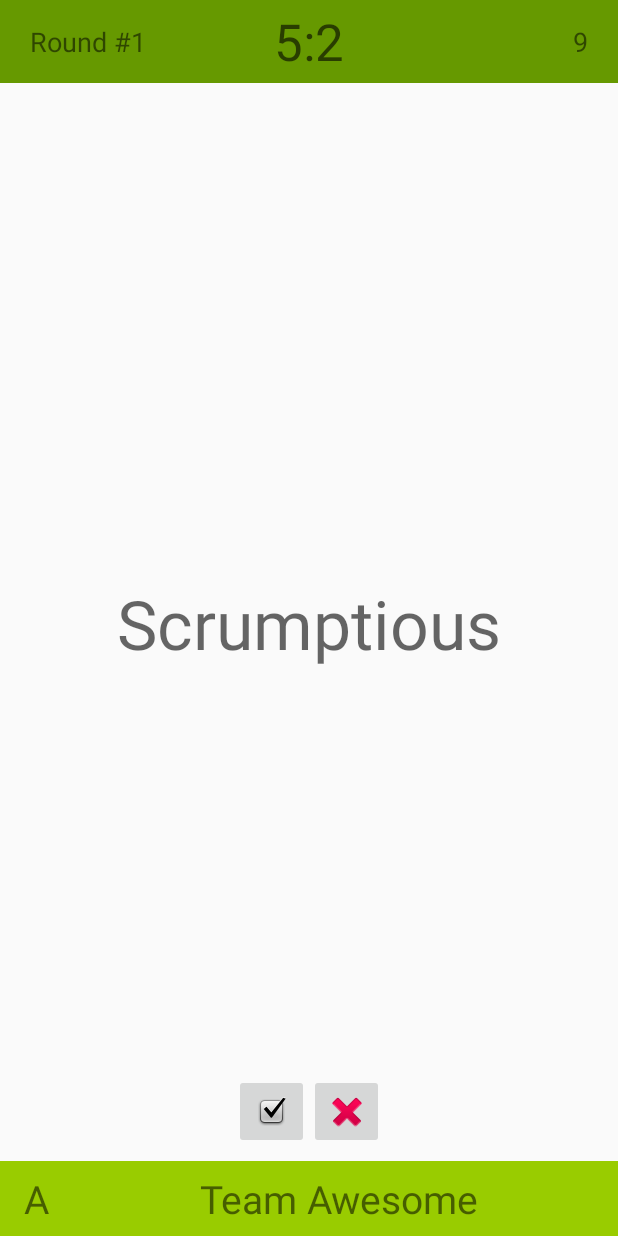
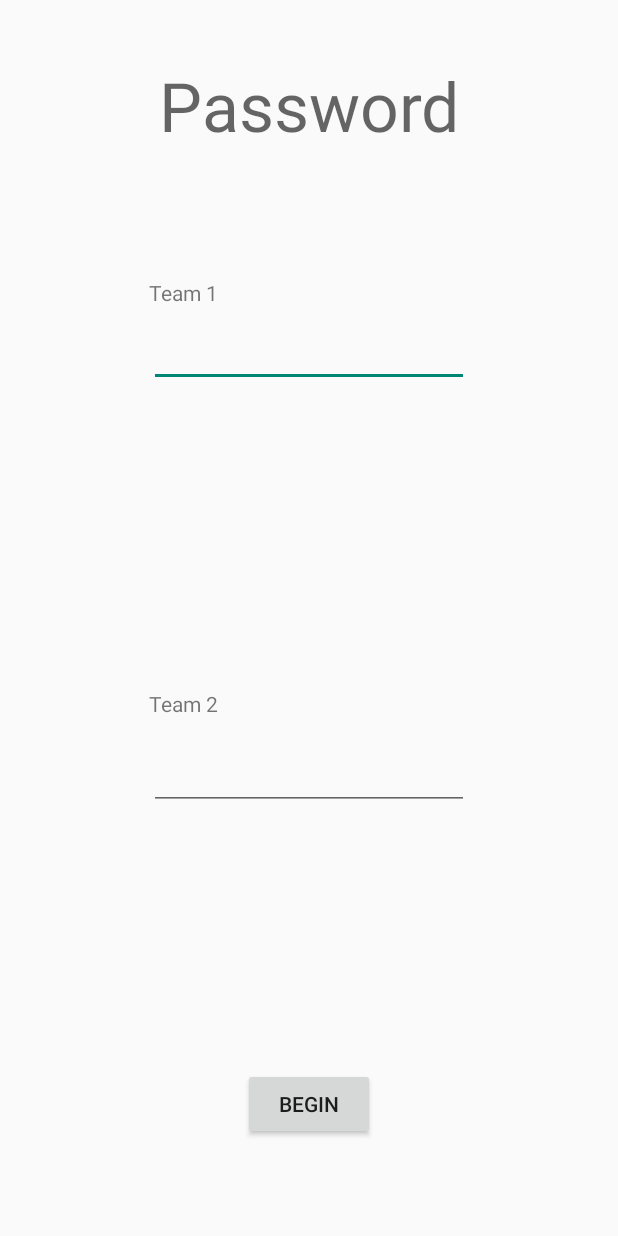
Before and after one commit to c-reeder/hint, an Android app: the screen it shows after launch (MainActivity before the commit, BeginActivity after it), on a phone screen of 412 x 824 dp. Run offline under Robolectric (Android 15) with nearby library versions, the phone set to English and light mode, and no system bars.

Commit message:
Created BeginActivity and hand-off to the TurnActivity

```diff
--- a/app/src/main/AndroidManifest.xml
+++ b/app/src/main/AndroidManifest.xml
@@ -7,8 +7,12 @@
         android:icon="@mipmap/ic_launcher"
         android:label="@string/app_name"
         android:supportsRtl="true"
-        android:theme="@style/AppTheme">
-        <activity android:name=".MainActivity">
+        android:theme="@style/Theme.AppCompat.Light.NoActionBar">
+        <!--android:theme="@style/AppTheme"-->
+        <activity android:name=".TurnActivity">
+        </activity>
+        <activity android:name=".BeginActivity">
+            android:windowSoftInputMode="adjustResize|stateHidden">
             <intent-filter>
                 <action android:name="android.intent.action.MAIN" />
 
--- /dev/null
+++ b/app/src/main/java/com/wordpress/simpledevelopments/password/BeginActivity.java
@@ -0,0 +1,36 @@
+package com.wordpress.simpledevelopments.password;
+
+import android.content.Intent;
+import android.support.v7.app.AppCompatActivity;
+import android.os.Bundle;
+import android.text.Editable;
+import android.text.TextWatcher;
+import android.util.Log;
+import android.view.KeyEvent;
+import android.view.MotionEvent;
+import android.view.View;
+import android.view.ViewGroup;
+import android.widget.Button;
+import android.widget.EditText;
+import android.widget.TextView;
+
+public class BeginActivity extends AppCompatActivity {
+
+    private static final String TAG = "TurnActivity";
+
+    @Override
+    protected void onCreate(Bundle savedInstanceState) {
+        super.onCreate(savedInstanceState);
+        setContentView(R.layout.activity_begin);
+
+    }
+    @Override
+    protected void onResume() {
+        super.onResume();
+        //setToFullScreen();
+    }
+    public void begin(View view) {
+        Intent intent = new Intent(this, TurnActivity.class);
+        startActivity(intent);
+    }
+}
--- a/app/src/main/java/com/wordpress/simpledevelopments/password/MainActivity.java
+++ b/app/src/main/java/com/wordpress/simpledevelopments/password/TurnActivity.java
@@ -2,16 +2,24 @@ package com.wordpress.simpledevelopments.password;
 
 import android.support.v7.app.AppCompatActivity;
 import android.os.Bundle;
+import android.text.Editable;
+import android.text.TextWatcher;
+import android.util.Log;
+import android.view.KeyEvent;
+import android.view.MotionEvent;
 import android.view.View;
 import android.view.ViewGroup;
+import android.widget.EditText;
+import android.widget.TextView;
 
-public class MainActivity extends AppCompatActivity {
+public class TurnActivity extends AppCompatActivity {
+
+    private static final String TAG = "TurnActivity";
 
     @Override
     protected void onCreate(Bundle savedInstanceState) {
         super.onCreate(savedInstanceState);
-        setContentView(R.layout.activity_main);
-        setToFullScreen();
+        setContentView(R.layout.activity_turn);
     }
     @Override
     protected void onResume() {
@@ -23,7 +31,7 @@ public class MainActivity extends AppCompatActivity {
      * Sets app to fullscreen mode
      */
     private void setToFullScreen() {
-        ViewGroup rootLayout = (ViewGroup) findViewById(R.id.activity_main);
+        ViewGroup rootLayout = (ViewGroup) findViewById(R.id.activity_turn);
         rootLayout.setSystemUiVisibility(View.SYSTEM_UI_FLAG_LOW_PROFILE
                 | View.SYSTEM_UI_FLAG_FULLSCREEN
                 | View.SYSTEM_UI_FLAG_LAYOUT_STABLE
--- /dev/null
+++ b/app/src/main/res/layout/activity_begin.xml
@@ -0,0 +1,79 @@
+<?xml version="1.0" encoding="utf-8"?>
+<android.support.constraint.ConstraintLayout xmlns:android="http://schemas.android.com/apk/res/android"
+    xmlns:app="http://schemas.android.com/apk/res-auto"
+    xmlns:tools="http://schemas.android.com/tools"
+    android:id="@+id/activity_begin"
+    android:layout_width="match_parent"
+    android:layout_height="match_parent"
+    tools:context="com.wordpress.simpledevelopments.password.BeginActivity">
+
+    <TextView
+        android:text="Password"
+        android:layout_width="wrap_content"
+        android:layout_height="wrap_content"
+        android:id="@+id/titleView"
+        android:textAppearance="@style/TextAppearance.AppCompat.Display2"
+        android:layout_marginEnd="16dp"
+        app:layout_constraintRight_toRightOf="parent"
+        android:layout_marginStart="16dp"
+        app:layout_constraintLeft_toLeftOf="parent"
+        android:layout_marginTop="40dp"
+        app:layout_constraintTop_toTopOf="parent" />
+
+    <TextView
+        android:text="Team 1"
+        android:layout_width="wrap_content"
+        android:layout_height="wrap_content"
+        android:id="@+id/team1Label"
+        app:layout_constraintLeft_toLeftOf="@+id/team1NameBox"
+        app:layout_constraintBottom_toTopOf="@+id/team1NameBox"
+        android:layout_marginBottom="8dp" />
+
+    <EditText
+        android:layout_width="wrap_content"
+        android:layout_height="wrap_content"
+        android:inputType="textPersonName"
+        android:ems="10"
+        android:id="@+id/team1NameBox"
+        app:layout_constraintRight_toRightOf="parent"
+        app:layout_constraintTop_toBottomOf="@+id/titleView"
+        app:layout_constraintLeft_toLeftOf="parent"
+        android:imeOptions="flagNoFullscreen|flagNoExtractUi"
+        android:layout_marginTop="112dp" />
+
+    <TextView
+        android:text="Team 2"
+        android:layout_width="wrap_content"
+        android:layout_height="wrap_content"
+        android:id="@+id/team2Label"
+        app:layout_constraintBottom_toTopOf="@+id/team2NameBox"
+        android:layout_marginBottom="16dp"
+        app:layout_constraintLeft_toLeftOf="@+id/team2NameBox" />
+
+    <EditText
+        android:layout_width="wrap_content"
+        android:layout_height="wrap_content"
+        android:inputType="textPersonName"
+        android:ems="10"
+        android:id="@+id/team2NameBox"
+        app:layout_constraintRight_toRightOf="parent"
+        app:layout_constraintTop_toBottomOf="@+id/team1NameBox"
+        app:layout_constraintLeft_toLeftOf="parent"
+        app:layout_constraintBottom_toTopOf="@+id/beginButton"
+        android:layout_marginBottom="8dp"
+        app:layout_constraintVertical_bias="0.59" />
+
+    <Button
+        android:text="Begin"
+        android:layout_width="wrap_content"
+        android:layout_height="wrap_content"
+        android:id="@+id/beginButton"
+        android:layout_marginStart="16dp"
+        app:layout_constraintLeft_toLeftOf="parent"
+        android:layout_marginEnd="16dp"
+        app:layout_constraintRight_toRightOf="parent"
+        app:layout_constraintBottom_toBottomOf="parent"
+        android:layout_marginBottom="64dp"
+        android:onClick="begin" />
+
+</android.support.constraint.ConstraintLayout>
--- a/app/src/main/res/layout/activity_main.xml
+++ b/app/src/main/res/layout/activity_turn.xml
@@ -2,10 +2,10 @@
 <android.support.constraint.ConstraintLayout xmlns:android="http://schemas.android.com/apk/res/android"
     xmlns:app="http://schemas.android.com/apk/res-auto"
     xmlns:tools="http://schemas.android.com/tools"
-    android:id="@+id/activity_main"
+    android:id="@+id/activity_turn"
     android:layout_width="match_parent"
     android:layout_height="match_parent"
-    tools:context="com.wordpress.simpledevelopments.password.MainActivity">
+    tools:context="com.wordpress.simpledevelopments.password.TurnActivity">
 
     <RelativeLayout
         android:id="@+id/topBar"
```
